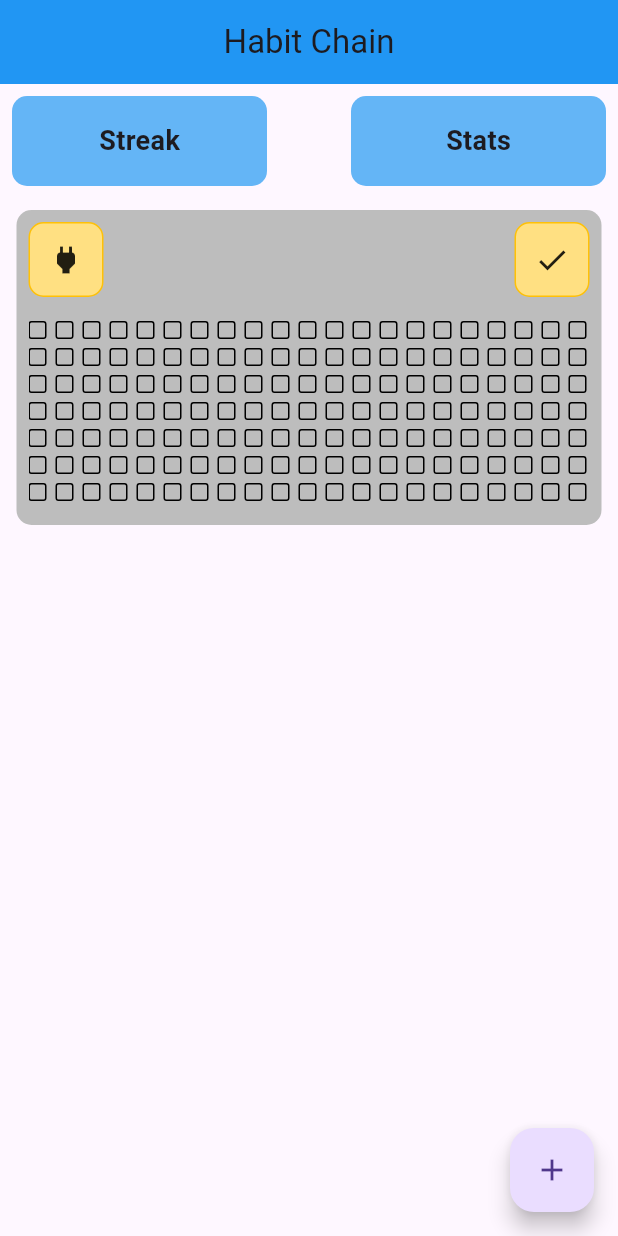
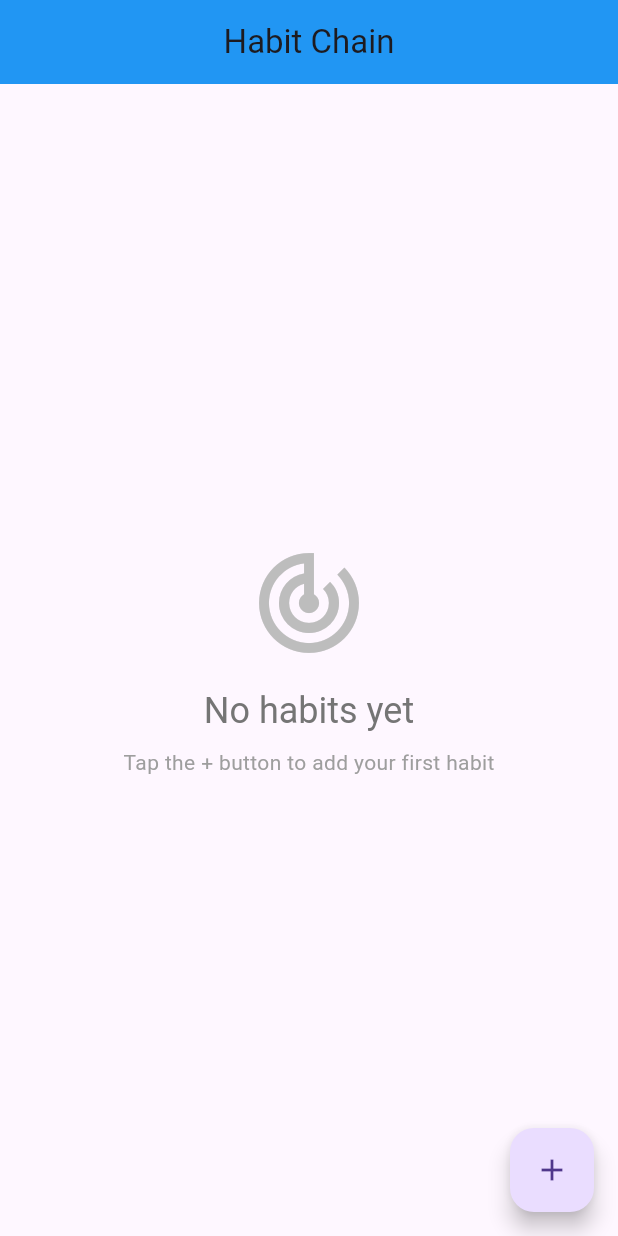
Before and after one commit to wahab499/Habit-Tracker-Flutter-App, a Flutter app: the screen it shows after launch, on a phone screen of 412 x 824 dp. Run offline on Flutter 3.47's test engine with Material 3 defaults, Android fonts, the phone set to English and light mode, and no system bars; our stand-ins replace shared_preferences.

Commit message:
Add colors scheme

```diff
--- /dev/null
+++ b/lib/colors.dart
@@ -0,0 +1,5 @@
+import 'package:flutter/material.dart';
+
+class MyColors {
+  static const Color primary = Colors.blue;
+}
--- a/lib/screens/homescreen.dart
+++ b/lib/screens/homescreen.dart
@@ -1,7 +1,8 @@
-import 'dart:math';
 import 'package:flutter/material.dart';
+import 'package:habit_chain/colors.dart';
 import 'package:habit_chain/screens/add_habit.dart';
-import 'package:habit_chain/widgets/github_grid.dart';
+import 'package:habit_chain/service/habit_service.dart';
+import 'package:habit_chain/widgets/habit_card.dart';
 
 class Homescreen extends StatefulWidget {
   const Homescreen({super.key});
@@ -10,11 +11,23 @@ class Homescreen extends StatefulWidget {
   State<Homescreen> createState() => _HomescreenState();
 }
 
-final rnd = Random(42);
-final weeks = 52;
-final data = List.generate(weeks * 7, (_) => rnd.nextInt(20));
+class _HomescreenState extends State<Homescreen> {
+  final HabitService _habitService = HabitService();
+  bool _isLoading = true;
 
-class _HomescreenState extends State<Homescreen> {
+  @override
+  void initState() {
+    super.initState();
+    _loadHabits();
+  }
+
+  Future<void> _loadHabits() async {
+    await _habitService.loadHabits();
+    setState(() {
+      _isLoading = false;
+    });
+  }
+
   @override
   Widget build(BuildContext context) {
     return SafeArea(
@@ -24,103 +37,84 @@ class _HomescreenState extends State<Homescreen> {
           'Habit Chain',
         ),
         centerTitle: true,
-        backgroundColor: Colors.blue,
+        backgroundColor: MyColors.primary,
       ),
-      body: Column(
-        children: [
-          Padding(
-            padding: const EdgeInsets.all(8.0),
-            child: Row(
-              mainAxisAlignment: MainAxisAlignment.spaceBetween,
-              children: [_hometopbtn('Streak'), _hometopbtn('Stats')],
+      body: _isLoading
+          ? const Center(child: CircularProgressIndicator())
+          : _habitService.habits.isEmpty
+              ? _buildEmptyState()
+              : _buildHabitsList(),
+      floatingActionButton: FloatingActionButton(
+        onPressed: () async {
+          final result = await Navigator.push(
+            context,
+            MaterialPageRoute(
+              builder: (context) => AddHabitScreen(habitService: _habitService),
             ),
-          ),
-          Padding(
-            padding: const EdgeInsets.all(8.0),
-            child: Container(
-              height: 210,
-              width: 390,
-              decoration: BoxDecoration(
-                  color: Colors.grey.shade400,
-                  borderRadius: BorderRadius.circular(10)),
-              child: Column(
-                children: [
-                  Padding(
-                    padding: const EdgeInsets.all(8.0),
-                    child: Row(
-                      mainAxisAlignment: MainAxisAlignment.spaceBetween,
-                      children: [
-                        GestureDetector(
-                          onTap: () {},
-                          child: Container(
-                            height: 50,
-                            width: 50,
-                            decoration: BoxDecoration(
-                                color: Colors.amber.shade200,
-                                borderRadius: BorderRadius.circular(10),
-                                border:
-                                    Border.all(width: 1, color: Colors.amber)),
-                            child: Icon(Icons.power),
-                          ),
-                        ),
-                        Container(
-                          height: 50,
-                          width: 50,
-                          decoration: BoxDecoration(
-                              color: Colors.amber.shade200,
-                              borderRadius: BorderRadius.circular(10),
-                              border:
-                                  Border.all(width: 1, color: Colors.amber)),
-                          child: Icon(Icons.check),
-                        )
-                      ],
-                    ),
-                  ),
-                  Row(
-                    children: [
-                      Expanded(
-                        child: Padding(
-                          padding: const EdgeInsets.all(8.0),
-                          child: ContributionGrid(
-                            weeks: weeks,
-                            values: data,
-                            //estimatedVisibleColumns: 29,
-                          ),
-                        ),
-                      ),
-                    ],
-                  ),
-                ],
-              ),
-            ),
-          ),
-        ],
-      ),
-      floatingActionButton: FloatingActionButton(
-        onPressed: () {
-          Navigator.push(context,
-              MaterialPageRoute(builder: (context) => AddHabitScreen()));
+          );
+          if (result == true) {
+            _loadHabits();
+          }
         },
-        child: Icon(Icons.add),
+        child: const Icon(Icons.add),
       ),
       floatingActionButtonLocation: FloatingActionButtonLocation.endFloat,
     ));
   }
+
+  Widget _buildEmptyState() {
+    return Center(
+      child: Column(
+        mainAxisAlignment: MainAxisAlignment.center,
+        children: [
+          Icon(
+            Icons.track_changes,
+            size: 80,
+            color: Colors.grey[400],
+          ),
+          const SizedBox(height: 16),
+          Text(
+            'No habits yet',
+            style: Theme.of(context).textTheme.headlineSmall?.copyWith(
+                  color: Colors.grey[600],
+                ),
+          ),
+          const SizedBox(height: 8),
+          Text(
+            'Tap the + button to add your first habit',
+            style: Theme.of(context).textTheme.bodyMedium?.copyWith(
+                  color: Colors.grey[500],
+                ),
+          ),
+        ],
+      ),
+    );
+  }
+
+  Widget _buildHabitsList() {
+    return ListView.builder(
+      padding: const EdgeInsets.all(8.0),
+      itemCount: _habitService.habits.length,
+      itemBuilder: (context, index) {
+        final habit = _habitService.habits[index];
+        return HabitCard(
+          habit: habit,
+          onTap: () {
+            // Navigate to habit details if needed
+          },
+          onComplete: () async {
+            if (habit.isCompletedToday()) {
+              await _habitService.markHabitUncompleted(habit.id);
+            } else {
+              await _habitService.markHabitCompleted(habit.id);
+            }
+            setState(() {});
+          },
+          onDayTap: () {
+            // Handle day tap for progress grid
+          },
+        );
+      },
+    );
+  }
 }
-
-Widget _hometopbtn(
-  String title,
-) {
-  return Container(
-    height: 60,
-    width: 170,
-    decoration: BoxDecoration(
-        color: Colors.blue.shade300, borderRadius: BorderRadius.circular(10)),
-    child: Center(
-      child: Text(
-        title,
-        style: TextStyle(fontSize: 18, fontWeight: FontWeight.w600),
-      ),
-    ),
-  );
-}
--- a/lib/service/habit_service.dart
+++ b/lib/service/habit_service.dart
@@ -1,28 +1,52 @@
 // services/habit_service.dart
+import 'dart:convert';
 import 'dart:math';
 import 'package:habit_chain/model/habit.dart';
+import 'package:shared_preferences/shared_preferences.dart';
 
 class HabitService {
   List<Habit> _habits = [];
+  static const String _habitsKey = 'habits';
 
   List<Habit> get habits => _habits;
 
-  void addHabit(Habit habit) {
-    _habits.add(habit);
+  // Load habits from local storage
+  Future<void> loadHabits() async {
+    final prefs = await SharedPreferences.getInstance();
+    final habitsJson = prefs.getStringList(_habitsKey) ?? [];
+
+    _habits =
+        habitsJson.map((json) => Habit.fromJson(jsonDecode(json))).toList();
   }
 
-  void removeHabit(String id) {
-    _habits.removeWhere((habit) => habit.id == id);
+  // Save habits to local storage
+  Future<void> saveHabits() async {
+    final prefs = await SharedPreferences.getInstance();
+    final habitsJson =
+        _habits.map((habit) => jsonEncode(habit.toJson())).toList();
+
+    await prefs.setStringList(_habitsKey, habitsJson);
   }
 
-  void updateHabit(Habit updatedHabit) {
+  Future<void> addHabit(Habit habit) async {
+    _habits.add(habit);
+    await saveHabits();
+  }
+
+  Future<void> removeHabit(String id) async {
+    _habits.removeWhere((habit) => habit.id == id);
+    await saveHabits();
+  }
+
+  Future<void> updateHabit(Habit updatedHabit) async {
     final index = _habits.indexWhere((habit) => habit.id == updatedHabit.id);
     if (index != -1) {
       _habits[index] = updatedHabit;
+      await saveHabits();
     }
   }
 
-  void markHabitCompleted(String id) {
+  Future<void> markHabitCompleted(String id) async {
     final habit = _habits.firstWhere((h) => h.id == id);
     final today = DateTime.now();
 
@@ -45,7 +69,26 @@ class HabitService {
       }
 
       habit.longestStreak = max(habit.longestStreak, habit.currentStreak);
+
+      await saveHabits();
     }
+  }
+
+  Future<void> markHabitUncompleted(String id) async {
+    final habit = _habits.firstWhere((h) => h.id == id);
+    final today = DateTime.now();
+
+    // Remove today's completion if it exists
+    habit.completionDates.removeWhere((date) =>
+        date.year == today.year &&
+        date.month == today.month &&
+        date.day == today.day);
+
+    if (habit.currentCount > 0) {
+      habit.currentCount--;
+    }
+
+    await saveHabits();
   }
 
   void resetWeeklyCounts() {
```
Also changed, not shown: lib/screens/add_habit.dart (+25 -24 lines), lib/widgets/github_grid.dart (+130 -17 lines), lib/widgets/habit_card.dart (+102 -135 lines).
